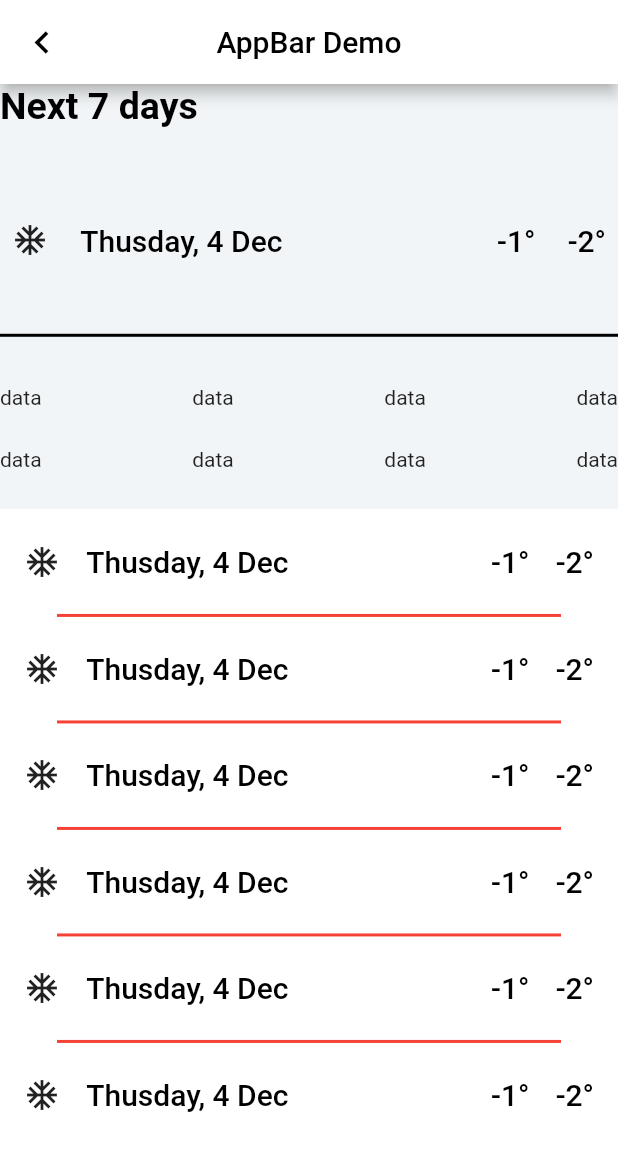
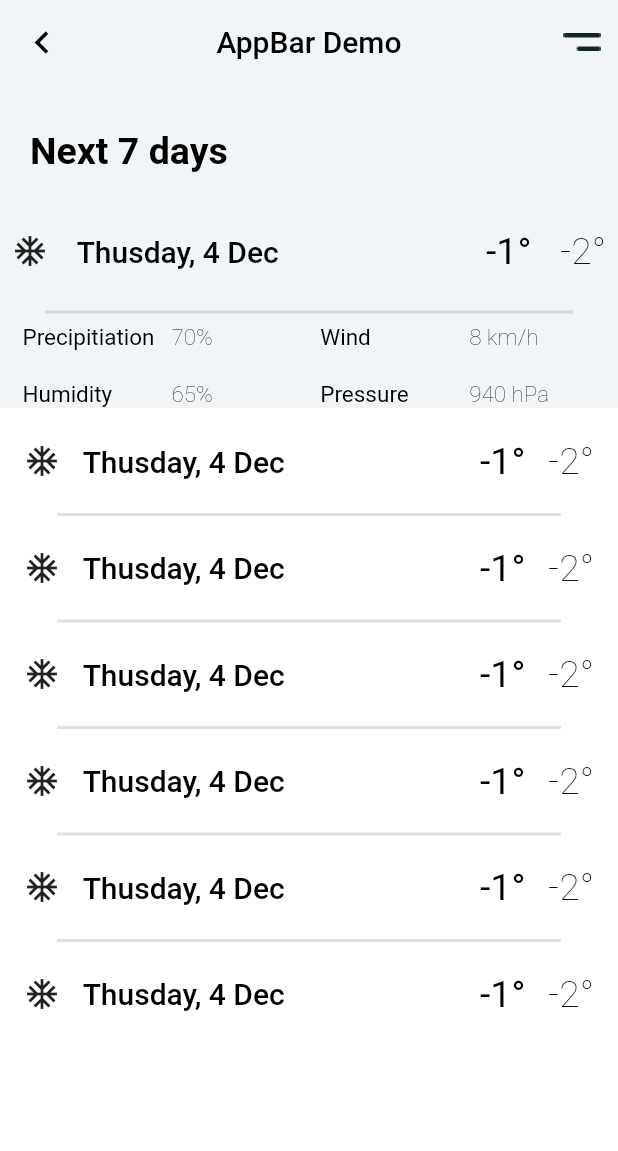
Before and after one commit to RomjanHossain/weather-boy, a Flutter app: the screen it shows after launch, after a tap on "Next 7 days >", on a phone screen of 412 x 824 dp. Shown: the top 1151 px of the screen. Run offline on Flutter 3.47's test engine with Material 2 defaults, Android fonts, the phone set to English and light mode, and no system bars.

Commit message:
ui completed

```diff
--- a/lib/myWidget/myList.dart
+++ b/lib/myWidget/myList.dart
@@ -26,11 +26,11 @@ class CustomListItem extends StatelessWidget {
           ),
           Text(
             temp1,
-            style: kfinal,
+            style: kTemp,
           ),
           Text(
             temp2,
-            style: kfinal,
+            style: kfadeTemp,
           ),
         ],
       ),
--- a/lib/screens/mainPage.dart
+++ b/lib/screens/mainPage.dart
@@ -29,6 +29,16 @@ class _MyHomePageState extends State<MyHomePage> {
             backgroundColor: Colors.transparent,
             title: Text('Kyiv, Ukraine'),
             centerTitle: true,
+            actions: [
+              IconButton(
+                  icon: Image.asset(
+                    'assets/images/menu2.png',
+                    color: Colors.white,
+                  ),
+                  onPressed: () {
+                    print('menu btn pressed0!');
+                  })
+            ],
           ),
           body: Column(
             mainAxisAlignment: MainAxisAlignment.spaceBetween,
--- a/lib/screens/secscreen.dart
+++ b/lib/screens/secscreen.dart
@@ -1,10 +1,6 @@
 import 'package:flutter/material.dart';
 import '../utils/constain.dart';
 import '../myWidget/myList.dart';
-// import 'package:flutter_svg/flutter_svg.dart';
-
-// final String svgImg = 'assets/images/menu.svg';
-// final Widget svgIcon = SvgPicture.asset(svgImg, color: Colors.black);
 
 class NextSDay extends StatefulWidget {
   @override
@@ -16,7 +12,8 @@ class _NextSDayState extends State<NextSDay> {
   Widget build(BuildContext context) {
     return Scaffold(
       appBar: AppBar(
-        backgroundColor: Colors.white,
+        backgroundColor: Color(0xFFF2F5F7),
+        shadowColor: Colors.transparent,
         title: const Text(
           'AppBar Demo',
           style: TextStyle(color: Colors.black),
@@ -31,7 +28,13 @@ class _NextSDayState extends State<NextSDay> {
             onPressed: () {
               Navigator.pop(context);
             }),
-        actions: [IconButton(icon: Icon(Icons.add), onPressed: () {})],
+        actions: [
+          IconButton(
+              icon: Image.asset('assets/images/menu2.png'),
+              onPressed: () {
+                print('menu btn pressed0!');
+              })
+        ],
       ),
       body: Container(
         color: Color(0xFFF2F5F7),
@@ -41,9 +44,12 @@ class _NextSDayState extends State<NextSDay> {
           crossAxisAlignment: CrossAxisAlignment.start,
           mainAxisAlignment: MainAxisAlignment.spaceBetween,
           children: [
-            Text(
+            Padding(
+              padding: const EdgeInsets.only(top: 30, left: 20, bottom: 0),
+              child: Text(
                 'Next 7 days',
                 style: knxtday,
+              ),
             ),
             Padding(
               padding: const EdgeInsets.only(
@@ -58,32 +64,64 @@ class _NextSDayState extends State<NextSDay> {
               ),
             ),
             Divider(
-              color: Colors.black,
+              // color: Color(0xFF88FAFB),
+              color: Colors.black12,
               thickness: 2,
+              indent: 30,
+              endIndent: 30,
             ),
             Row(
-              mainAxisAlignment: MainAxisAlignment.spaceBetween,
+              crossAxisAlignment: CrossAxisAlignment.center,
+              mainAxisAlignment: MainAxisAlignment.spaceEvenly,
               children: [
-                Text('data'),
-                Text('data'),
-                Text('data'),
-                Text('data'),
+                Padding(padding: EdgeInsets.only(left: 15)),
+                Expanded(child: Text('Precipitiation', style: kfText)),
+                Expanded(
+                    child: Text(
+                  '70%',
+                  style: kfadeText,
+                )),
+                Expanded(child: Text('Wind', style: kfText)),
+                Expanded(
+                    child: Text(
+                  '8 km/h',
+                  style: kfadeText,
+                )),
               ],
             ),
+            SizedBox(
+              height: 20,
+            ),
             Row(
-              mainAxisAlignment: MainAxisAlignment.spaceBetween,
+              crossAxisAlignment: CrossAxisAlignment.center,
+              mainAxisAlignment: MainAxisAlignment.spaceEvenly,
               children: [
-                Text('data'),
-                Text('data'),
-                Text('data'),
-                Text('data'),
+                Padding(padding: EdgeInsets.only(left: 15)),
+                Expanded(
+                    child: Text(
+                  'Humidity',
+                  style: kfText,
+                )),
+                Expanded(
+                    child: Text(
+                  '65%',
+                  style: kfadeText,
+                )),
+                Expanded(child: Text('Pressure', style: kfText)),
+                Expanded(
+                    child: Text(
+                  '940 hPa',
+                  style: kfadeText,
+                )),
               ],
             ),
-            Container(
+            Expanded(
+              child: Container(
                 color: Color(0xFFFFFFFF),
                 height: MediaQuery.of(context).size.height / 1.7,
                 child: ListView.separated(
                   padding: const EdgeInsets.all(8),
+                  scrollDirection: Axis.vertical,
                   itemCount: 6,
                   itemBuilder: (BuildContext context, int index) {
                     return Container(
@@ -101,10 +139,12 @@ class _NextSDayState extends State<NextSDay> {
                   },
                   separatorBuilder: (BuildContext context, int index) =>
                       const Divider(
-                  color: Colors.red,
+                    // color: Color(0xFF88FAFB),
+                    color: Colors.black12,
                     thickness: 2,
                     indent: 30,
                     endIndent: 30,
+                  ),
                 ),
               ),
             )
--- a/lib/utils/constain.dart
+++ b/lib/utils/constain.dart
@@ -49,3 +49,25 @@ const kfinal = TextStyle(
   color: Colors.black,
   fontWeight: FontWeight.w500,
 );
+
+const kfadeTemp = TextStyle(
+  fontSize: 25,
+  color: Colors.black,
+  fontWeight: FontWeight.w200,
+);
+const kTemp = TextStyle(
+  fontSize: 25,
+  color: Colors.black,
+  // fontWeight: FontWeight.w200,
+);
+
+const kfadeText = TextStyle(
+  fontSize: 15,
+  color: Colors.black,
+  fontWeight: FontWeight.w200,
+);
+const kfText = TextStyle(
+  fontSize: 15,
+  color: Colors.black,
+  // fontWeight: FontWeight.w200,
+);
```
Lines whose indentation alone changed are shown as unchanged.
